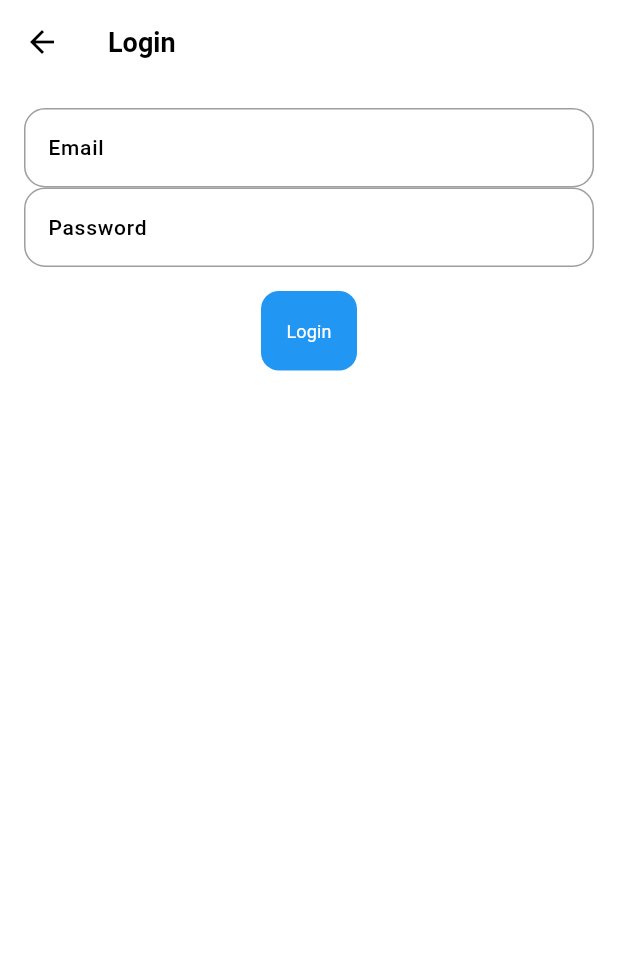
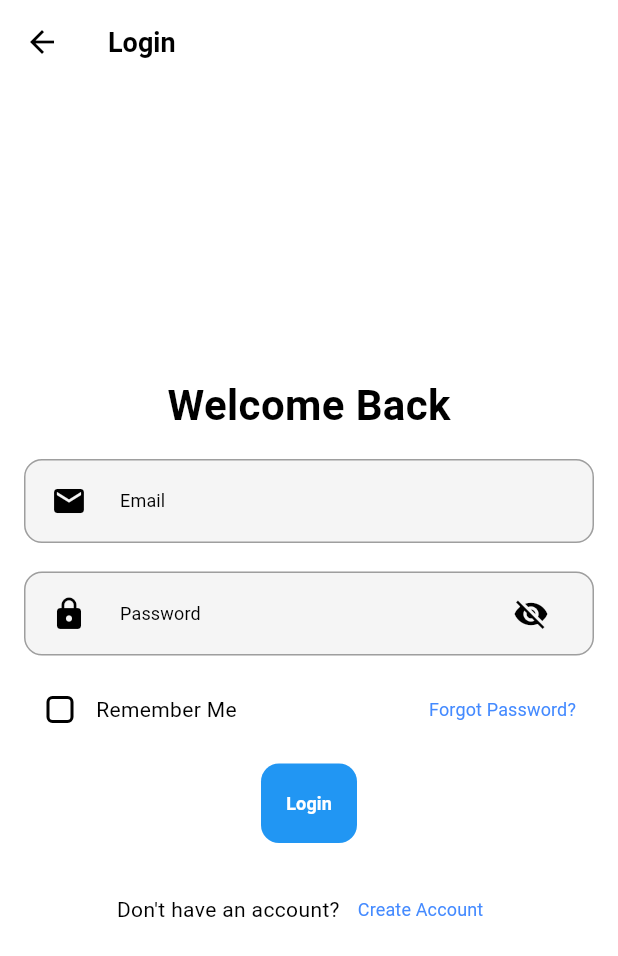
Before and after one commit to AshenafiZ/UserProfile, a Flutter app: the LoginScreen screen opened directly, on a phone screen of 412 x 824 dp. Shown: the top 956 px of the screen. Run offline on Flutter 3.47's test engine with Material 3 defaults, Android fonts, the phone set to English and light mode, and no system bars; our stand-ins replace cookie_jar, dio, dio_cookie_manager, flutter_secure_storage, image_picker; accounts and stored records are empty.

Commit message:
login ui

```diff
--- a/flutter_app/lib/main.dart
+++ b/flutter_app/lib/main.dart
@@ -3,6 +3,7 @@ import 'package:flutter_app/core/theme/theme.dart';
 import 'package:flutter_app/screens/auth/login.dart';
 import 'package:flutter_app/screens/auth/login_screen.dart';
 import 'package:flutter_app/screens/auth/register.dart';
+import 'package:flutter_app/screens/auth/registerol.dart';
 import 'package:flutter_app/screens/auth/signup.dart';
 import 'package:flutter_app/screens/profile/users.dart';
 
@@ -18,11 +19,13 @@ class MyApp extends StatelessWidget {
   Widget build(BuildContext context) {
     return MaterialApp(
       title: 'Flutter App',
+      debugShowCheckedModeBanner: false,
       themeMode: ThemeMode.system,
       theme: TAppTheme.lightTheme,
       darkTheme: TAppTheme.darkTheme,
-      home: UserListScreen(),
-
+      // home: UserListScreen(),
+      // home: LoginScreen(),
+      home: Register(),
       // home: LoginPage()
       // home: RegisterPage()
       // home: const MyHomePage(title: 'Flutter Demo Home Page'),
--- a/flutter_app/lib/screens/auth/login_screen.dart
+++ b/flutter_app/lib/screens/auth/login_screen.dart
@@ -1,7 +1,9 @@
 import 'package:flutter/material.dart';
+import 'package:flutter_app/widgets/Button.dart';
+import 'package:flutter_app/widgets/Input.dart';
 import '../../services/auth_service.dart';
 import '../../models/User.dart';
-import 'profile_screen.dart'; // Navigate after login
+import 'profile_screen.dart';
 
 class LoginScreen extends StatefulWidget {
   const LoginScreen({super.key});
@@ -11,11 +13,15 @@ class LoginScreen extends StatefulWidget {
 }
 
 class _LoginScreenState extends State<LoginScreen> {
-  final TextEditingController emailController = TextEditingController();
-  final TextEditingController passwordController = TextEditingController();
+  final TextEditingController _emailController = TextEditingController();
+  final TextEditingController _passwordController = TextEditingController();
   bool isLoading = false;
   final AuthService _authService = AuthService();
-
+  bool _rememberMe = false;
+  void _login() {
+    // Handle login logic here
+    print("Email: ${_emailController.text}, Remember Me: $_rememberMe");
+  }
   void loginUser() async {
     setState(() => isLoading = true);
 
@@ -49,19 +55,50 @@ class _LoginScreenState extends State<LoginScreen> {
   Widget build(BuildContext context) {
     return Scaffold(
       appBar: AppBar(title: Text("Login")),
-      body: Padding(
+      body: Center(
+        child: SingleChildScrollView(
           padding: const EdgeInsets.all(16),
           child: Column(
+            mainAxisSize: MainAxisSize.min,
             children: [
-            TextField(controller: emailController, decoration: InputDecoration(labelText: "Email")),
-            TextField(controller: passwordController, decoration: InputDecoration(labelText: "Password"), obscureText: true),
+              const Text("Welcome Back", style: TextStyle(fontSize: 28, fontWeight: FontWeight.bold)),
               const SizedBox(height: 16),
-            ElevatedButton(
-              onPressed: isLoading ? null : loginUser,
-              child: isLoading ? CircularProgressIndicator() : Text("Login"),
+              InputField( label: 'Email', hintText: "eg. user@gmail.com", controller: _emailController, icon: Icons.email),
+              const SizedBox(height: 19),
+              InputField( controller: _passwordController, label: 'Password', icon: Icons.lock, type: 'password',),
+              const SizedBox(height: 12),
+              Row(
+                children: [
+                  Checkbox(
+                    value: _rememberMe,
+                    onChanged: (val) => setState(() => _rememberMe = val!),
+                  ),
+                  const Text('Remember Me'),
+                  const Spacer(),
+                  TextButton(
+                    onPressed: () {},
+                    child: const Text("Forgot Password?"),
                   ),
                 ],
               ),
+              const SizedBox(height: 12),
+              Button(label: "Login", onPressed: _login),
+              const SizedBox(height: 20),
+              Row(
+                mainAxisAlignment: MainAxisAlignment.center,
+                children: [
+                  const Text("Don't have an account?"),
+                  TextButton(
+                    onPressed: () {
+                      // Navigate to signup screen
+                    },
+                    child: const Text("Create Account"),
+                  )
+                ],
+              )
+            ],
+          ),
+        )
       ),
     );
   }
--- a/flutter_app/lib/widgets/Button.dart
+++ b/flutter_app/lib/widgets/Button.dart
@@ -1,13 +1,13 @@
 import 'package:flutter/material.dart';
 
-class AppButton extends StatelessWidget {
+class Button extends StatelessWidget {
   final String label;
   final VoidCallback onPressed;
   final bool isOutlined;
   final bool isExpanded;
   final IconData? icon;
 
-  const AppButton({
+  const Button({
     super.key,
     required this.label,
     required this.onPressed,
--- a/flutter_app/lib/widgets/Input.dart
+++ b/flutter_app/lib/widgets/Input.dart
@@ -1,23 +1,83 @@
 import 'package:flutter/material.dart';
 
-Widget customInputField({
-  required BuildContext context,
-  required String label,
-  required TextEditingController controller,
-  TextInputType keyboardType = TextInputType.text,
-  bool obscureText = false,
-  String? hintText,
-}) {
+class InputField extends StatefulWidget {
+  final String label;
+  final String? type;
+  final IconData? icon;
+  final TextEditingController controller;
+  final TextInputType keyboardType;
+  final String? hintText;
+
+  const InputField({
+    super.key,
+    required this.label,
+    this.type,
+    this.icon,
+    required this.controller,
+    this.keyboardType = TextInputType.text,
+    this.hintText,
+  });
+
+  @override
+  State<InputField> createState() => _InputFieldState();
+}
+
+class _InputFieldState extends State<InputField> {
+  bool obscure = false;
+  bool isFocused = false;
+  late FocusNode _focusNode;
+
+  @override
+  void initState() {
+    super.initState();
+    if (widget.type == 'password') {
+      obscure = true;
+    }
+    _focusNode = FocusNode();
+
+    _focusNode.addListener(() {
+      setState(() {
+        isFocused = _focusNode.hasFocus;
+        print('Focus changed: $isFocused');
+      });
+    });
+  }
+  @override
+  void dispose() {
+    _focusNode.dispose();
+    super.dispose();
+  }
+
+  @override
+  Widget build(BuildContext context) {
     return TextField(
-    controller: controller,
-    keyboardType: keyboardType,
-    obscureText: obscureText,
+      controller: widget.controller,
+      keyboardType: widget.keyboardType,
+      focusNode: _focusNode,
+      obscureText: obscure,
       decoration: InputDecoration(
-      labelText: label,
-      hintText: hintText,
-      labelStyle: TextStyle(
-        color: Theme.of(context).colorScheme.onSurface,
+        labelText: widget.label,
+        hintText: widget.hintText,
+        hintStyle: TextStyle(
+          color: Theme.of(context).brightness == Brightness.dark
+            ? Color.fromRGBO(255, 255, 255, 0.4)
+            : Color.fromRGBO(0, 0, 0, 0.4),
     ),
+        labelStyle: Theme.of(context).textTheme.labelLarge,
+
+        prefixIcon: Padding(
+          padding: EdgeInsets.symmetric(horizontal: 18, vertical: 16),
+          child: Icon(widget.icon, color: isFocused ? Theme.of(context).colorScheme.onPrimary : null),
+         ),
+        suffixIcon: widget.type == 'password'
+            ? Padding(
+              padding: EdgeInsets.only(right: 18),
+              child: IconButton(
+                color: isFocused ? Theme.of(context).colorScheme.onPrimary: null,
+                icon: Icon(obscure ? Icons.visibility_off : Icons.visibility),
+                onPressed: () => setState(() => obscure = !obscure),
+              )
+            ): null,
         filled: true,
         fillColor: Theme.of(context).cardColor,
         focusedBorder: OutlineInputBorder(
@@ -25,9 +85,52 @@ Widget customInputField({
           borderRadius: BorderRadius.circular(12),
         ),
         enabledBorder: OutlineInputBorder(
-        borderSide: BorderSide(color: Colors.grey, width: 1),
+          borderSide: const BorderSide(color: Colors.grey, width: 1),
           borderRadius: BorderRadius.circular(12),
         ),
       ),
     );
   }
+}
+
+// import 'package:flutter/material.dart';
+
+// Widget InputField({
+//   required BuildContext context,
+//   required String label,
+//   String? type,
+//   IconData? icon,
+//   required TextEditingController controller,
+//   TextInputType keyboardType = TextInputType.text,
+//   bool obscure = false,
+//   String? hintText,
+// }) {
+//   return TextField(
+//     controller: controller,
+//     keyboardType: keyboardType,
+//     obscureText: obscure,
+//     decoration: InputDecoration(
+//       labelText: label,
+//       hintText: hintText,
+//       labelStyle: TextStyle(
+//         color: Theme.of(context).colorScheme.onSurface,
+//       ),
+//       prefixIcon: Icon(icon, color: Colors.amber, ),
+//       suffixIcon: type == 'password' ?  IconButton(
+//           icon: Icon(obscure ? Icons.visibility_off : Icons.visibility),
+//           onPressed: () => setState(() => obscure = !obscure),
+//         ): null,
+//       filled: true,
+//       fillColor: Theme.of(context).cardColor,
+//       focusedBorder: OutlineInputBorder(
+//         borderSide: BorderSide(color: Theme.of(context).colorScheme.onPrimary, width: 2),
+//         borderRadius: BorderRadius.circular(12),
+//       ),
+//       prefixIconColor: Theme.of(context).colorScheme.onPrimary ,
+//       enabledBorder: OutlineInputBorder(
+//         borderSide: BorderSide(color: Colors.grey, width: 1),
+//         borderRadius: BorderRadius.circular(12),
+//       ),
+//     ),
+//   );
+// }
```
Lines whose indentation alone changed are shown as unchanged.
